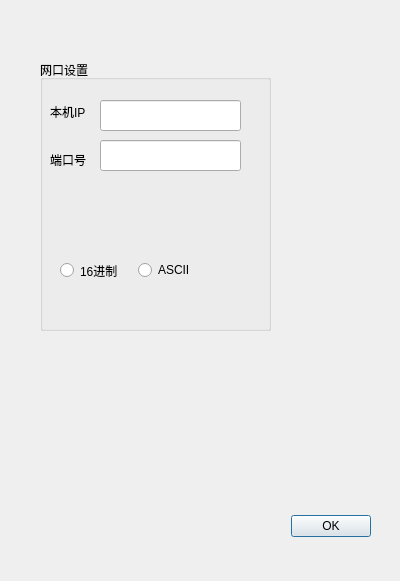
gegheu/qt_phased_array_antenna, file qt_phased_array_antenna/TcpConfigDialog.ui: the form before one commit.
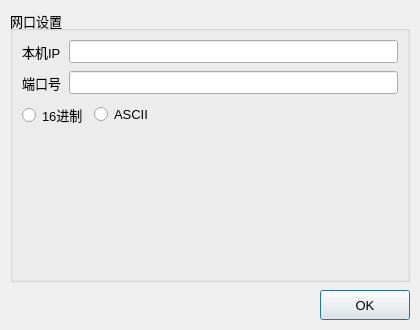
The form after the commit.

What changed in the file:
```diff
--- a/qt_phased_array_antenna/TcpConfigDialog.ui
+++ b/qt_phased_array_antenna/TcpConfigDialog.ui
@@ -6,131 +6,92 @@
    <rect>
     <x>0</x>
     <y>0</y>
-    <width>400</width>
-    <height>581</height>
+        <width>420</width>
+        <height>330</height>
    </rect>
   </property>
   <property name="windowTitle">
    <string>Dialog</string>
   </property>
-  <widget class="QWidget" name="layoutWidget">
-   <property name="geometry">
-    <rect>
-     <x>20</x>
-     <y>510</y>
-     <width>351</width>
-     <height>33</height>
-    </rect>
-   </property>
-   <layout class="QHBoxLayout">
+    <property name="font">
+      <font>
+        <pointsize>10</pointsize>
+      </font>
+    </property>
+    <layout class="QVBoxLayout" name="verticalLayoutMain">
     <property name="spacing">
-     <number>6</number>
+        <number>8</number>
     </property>
     <property name="leftMargin">
-     <number>0</number>
+        <number>10</number>
     </property>
     <property name="topMargin">
-     <number>0</number>
+        <number>10</number>
     </property>
     <property name="rightMargin">
-     <number>0</number>
+        <number>10</number>
     </property>
     <property name="bottomMargin">
-     <number>0</number>
+        <number>10</number>
     </property>
     <item>
-     <spacer>
-      <property name="orientation">
-       <enum>Qt::Horizontal</enum>
-      </property>
-      <property name="sizeHint" stdset="0">
-       <size>
-        <width>131</width>
-        <height>31</height>
-       </size>
-      </property>
-     </spacer>
-    </item>
-    <item>
-     <widget class="QPushButton" name="okButton">
-      <property name="text">
-       <string>OK</string>
-      </property>
-     </widget>
-    </item>
-   </layout>
-  </widget>
   <widget class="QGroupBox" name="groupBox_2">
-   <property name="geometry">
-    <rect>
-     <x>40</x>
-     <y>60</y>
-     <width>231</width>
-     <height>271</height>
-    </rect>
-   </property>
    <property name="title">
     <string>网口设置</string>
    </property>
+          <layout class="QVBoxLayout" name="tcpGroupMainLayout">
+            <property name="spacing">
+              <number>8</number>
+            </property>
+            <item>
+              <layout class="QFormLayout" name="tcpFormLayout">
+                <property name="horizontalSpacing">
+                  <number>8</number>
+                </property>
+                <property name="verticalSpacing">
+                  <number>8</number>
+                </property>
+                <item row="0" column="0">
    <widget class="QLabel" name="label_5">
-    <property name="geometry">
-     <rect>
-      <x>10</x>
-      <y>42</y>
-      <width>54</width>
-      <height>20</height>
-     </rect>
-    </property>
     <property name="text">
      <string>本机IP</string>
     </property>
    </widget>
+                </item>
+                <item row="0" column="1">
+                  <widget class="QLineEdit" name="lineEditIP" />
+                </item>
+                <item row="1" column="0">
    <widget class="QLabel" name="label_6">
-    <property name="geometry">
-     <rect>
-      <x>10</x>
-      <y>90</y>
-      <width>54</width>
-      <height>20</height>
-     </rect>
-    </property>
     <property name="text">
      <string>端口号</string>
     </property>
    </widget>
+                </item>
+                <item row="1" column="1">
    <widget class="QLineEdit" name="lineEditPort">
-    <property name="geometry">
-     <rect>
-      <x>60</x>
-      <y>80</y>
-      <width>141</width>
-      <height>31</height>
-     </rect>
-    </property>
     <property name="maxLength">
      <number>3273</number>
     </property>
    </widget>
-   <widget class="QLineEdit" name="lineEditIP">
-    <property name="geometry">
-     <rect>
-      <x>60</x>
-      <y>40</y>
-      <width>141</width>
-      <height>31</height>
-     </rect>
-    </property>
-   </widget>
-   <widget class="QWidget" name="layoutWidget_2">
-    <property name="geometry">
-     <rect>
-      <x>20</x>
-      <y>200</y>
-      <width>149</width>
-      <height>21</height>
-     </rect>
-    </property>
+                </item>
+              </layout>
+            </item>
+            <item>
+              <widget class="QWidget" name="layoutWidget_2" native="true">
     <layout class="QHBoxLayout" name="horizontalLayout">
+                  <property name="leftMargin">
+                    <number>0</number>
+                  </property>
+                  <property name="topMargin">
+                    <number>0</number>
+                  </property>
+                  <property name="rightMargin">
+                    <number>0</number>
+                  </property>
+                  <property name="bottomMargin">
+                    <number>0</number>
+                  </property>
      <item>
       <widget class="QRadioButton" name="tcp_hex_Button">
        <property name="text">
@@ -145,11 +106,85 @@
        </property>
       </widget>
      </item>
-    </layout>
-   </widget>
-  </widget>
- </widget>
- <resources/>
+                  <item>
+                    <spacer name="tcpModeSpacer">
+                      <property name="orientation">
+                        <enum>Qt::Horizontal</enum>
+                      </property>
+                      <property name="sizeHint" stdset="0">
+                        <size>
+                          <width>40</width>
+                          <height>20</height>
+                        </size>
+                      </property>
+                    </spacer>
+                  </item>
+                </layout>
+              </widget>
+            </item>
+            <item>
+              <spacer name="verticalSpacer">
+                <property name="orientation">
+                  <enum>Qt::Vertical</enum>
+                </property>
+                <property name="sizeHint" stdset="0">
+                  <size>
+                    <width>20</width>
+                    <height>40</height>
+                  </size>
+                </property>
+              </spacer>
+            </item>
+          </layout>
+        </widget>
+      </item>
+      <item>
+        <widget class="QWidget" name="layoutWidget" native="true">
+          <layout class="QHBoxLayout" name="buttonLayout">
+            <property name="leftMargin">
+              <number>0</number>
+            </property>
+            <property name="topMargin">
+              <number>0</number>
+            </property>
+            <property name="rightMargin">
+              <number>0</number>
+            </property>
+            <property name="bottomMargin">
+              <number>0</number>
+            </property>
+            <item>
+              <spacer name="horizontalSpacer">
+                <property name="orientation">
+                  <enum>Qt::Horizontal</enum>
+                </property>
+                <property name="sizeHint" stdset="0">
+                  <size>
+                    <width>131</width>
+                    <height>20</height>
+                  </size>
+                </property>
+              </spacer>
+            </item>
+            <item>
+              <widget class="QPushButton" name="okButton">
+                <property name="minimumSize">
+                  <size>
+                    <width>90</width>
+                    <height>30</height>
+                  </size>
+                </property>
+                <property name="text">
+                  <string>OK</string>
+                </property>
+              </widget>
+            </item>
+          </layout>
+        </widget>
+      </item>
+    </layout>
+  </widget>
+  <resources />
  <connections>
   <connection>
    <sender>okButton</sender>
```
Lines whose indentation alone changed are shown as unchanged.
